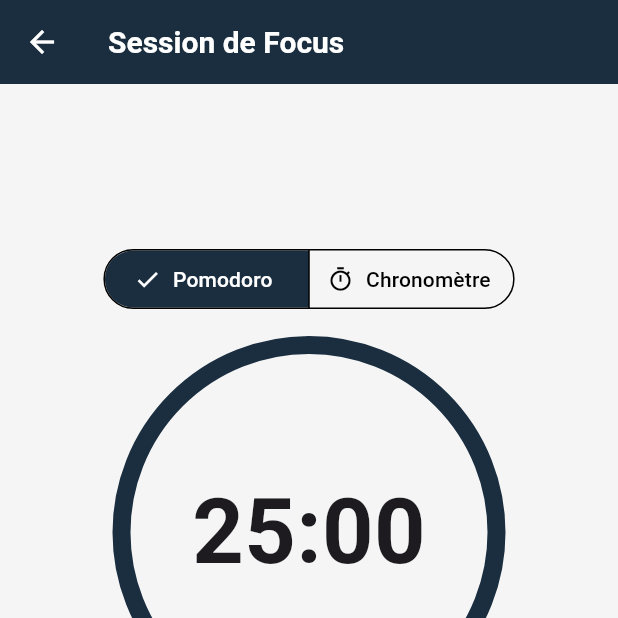
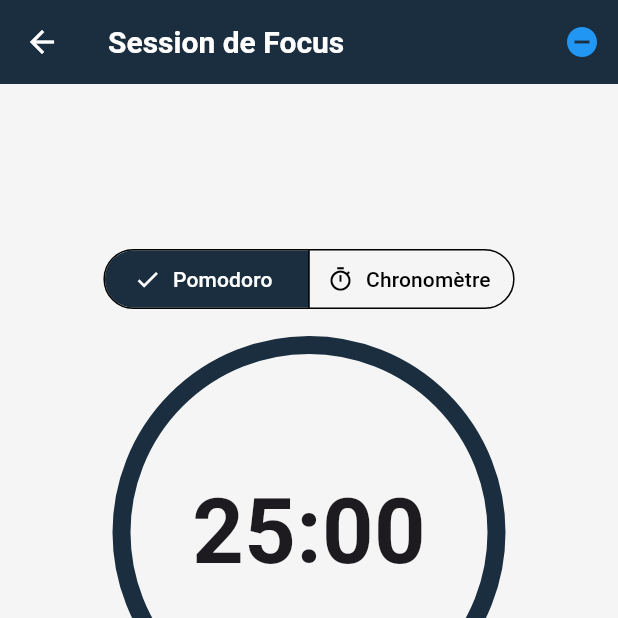
Before and after one commit to mohamedbello18/todo_work_sessions, a Flutter app: the SessionScreen screen opened directly, on a phone screen of 412 x 824 dp, the top half of it. Run offline on Flutter 3.47's test engine with Material 3 defaults, Android fonts, the phone set to English and light mode, and no system bars; our stand-ins replace flutter_local_notifications, flutter_native_splash, flutter_riverpod, hive, hive_flutter, permission_handler and 1 more; accounts and stored records are empty.

Commit message:
Added the "Do not disturb" feature.Also th splash is updated

```diff
--- a/lib/core/theme/app_theme.dart
+++ b/lib/core/theme/app_theme.dart
@@ -4,7 +4,7 @@ import 'package:flutter/material.dart';
 
 class AppTheme {
   static const Color primaryBlue = Color(0xFF1A2E40); // Bleu nuit
-  static const Color accentBlue = Color(0xFF3B82F6); // Bleu vif
+  static const Color accentBlue = Color(0xFF1F4D6E);
   static const Color backgroundLight = Color(0xFFF5F5F5);
   static const Color backgroundDark = Color(0xFF121212);
   static const Color cardDark = Color(0xFF1E1E1E);
--- a/lib/features/timer/presentation/session_screen.dart
+++ b/lib/features/timer/presentation/session_screen.dart
@@ -2,6 +2,7 @@
 
 import 'package:flutter/material.dart';
 import 'package:flutter_riverpod/flutter_riverpod.dart';
+import 'package:todo_work_sessions/features/timer/application/dnd_provider.dart';
 import 'package:todo_work_sessions/features/timer/application/timer_notifier.dart';
 import '../domain/timer_state.dart';
 import '../../application/application_providers.dart';
@@ -23,6 +24,7 @@ class SessionScreen extends ConsumerWidget {
     final timerState = ref.watch(timerNotifierProvider);
     final timerNotifier = ref.read(timerNotifierProvider.notifier);
     final genericSettings = ref.watch(genericTimerSettingsProvider);
+    final isDndEnabled = ref.watch(dndProvider);
 
     final isRunning = timerState.status == TimerStatus.running;
     final double progress = timerState.mode == TimerMode.pomodoro && timerState.initialDuration.inSeconds > 0
@@ -30,7 +32,16 @@ class SessionScreen extends ConsumerWidget {
         : 0.0;
 
     return Scaffold(
-      appBar: AppBar(title: const Text('Session de Focus')),
+      appBar: AppBar(
+        title: const Text('Session de Focus'),
+        actions: [
+          IconButton(
+            icon: Icon(isDndEnabled ? Icons.do_not_disturb_on : Icons.do_not_disturb_off),
+            color: isDndEnabled ? Colors.blue : null,
+            onPressed: () => ref.read(dndProvider.notifier).toggleDnd(),
+          ),
+        ],
+      ),
       body: Center(
         child: SingleChildScrollView(
           child: Column(
--- a/pubspec.yaml
+++ b/pubspec.yaml
@@ -21,6 +21,8 @@ dependencies:
   uuid: ^4.4.0
   font_awesome_flutter: ^10.7.0
   url_launcher: ^6.2.6
+  permission_handler: ^11.3.1
+  sound_mode: ^3.1.1
 
 dev_dependencies:
   flutter_test:
```
Also changed, not shown: lib/features/timer/application/dnd_provider.dart (added, +41 -0 lines), assets/images/logo.png, pubspec.lock, 3 other files.
